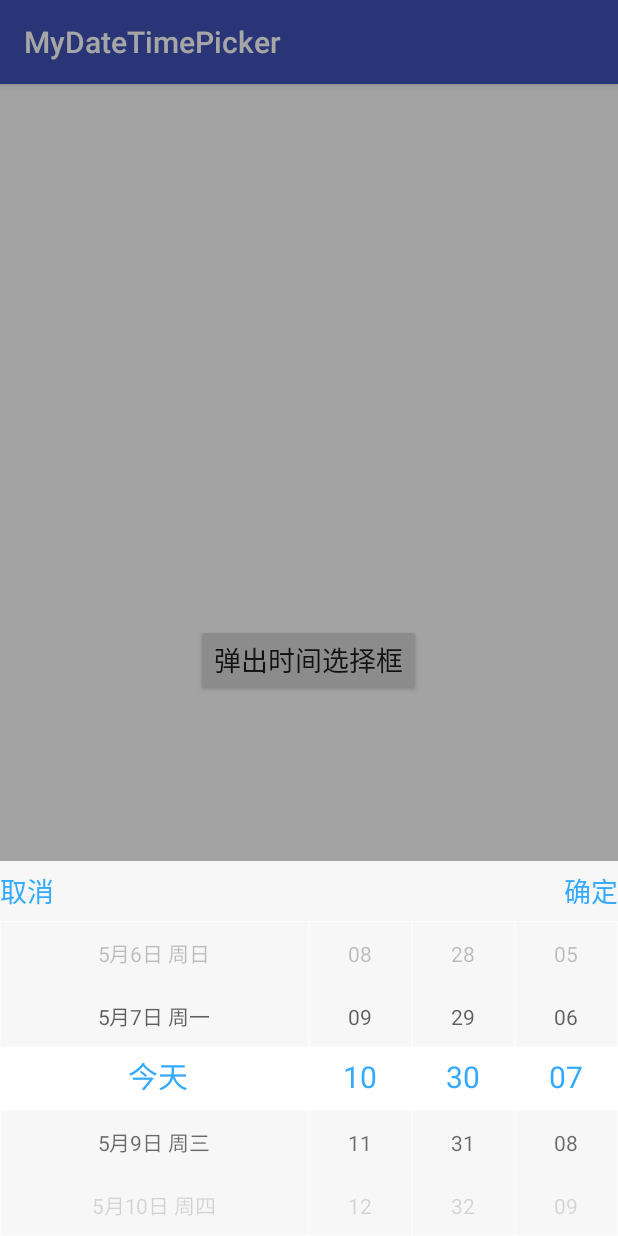
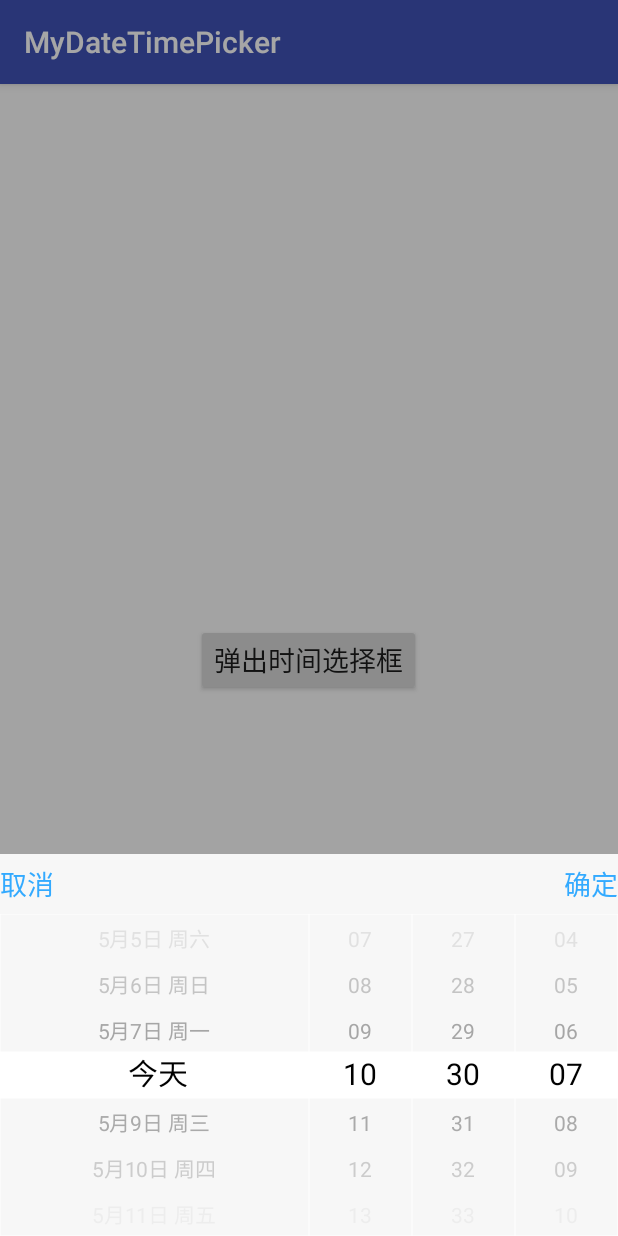
Before and after one commit to Winggggg/DateTimePickerDemo, an Android app: the screen it shows after launch (MainActivity), after a tap on "弹出时间选择框", on a phone screen of 412 x 824 dp. Run offline under Robolectric (Android 15) with nearby library versions, the phone set to English and light mode, and no system bars.

Commit message:
修改控件样式颜色和item显示个数

```diff
--- a/MyDateTimePicker/src/main/java/com/gosuncn/mydatetimepicker/view/DateTimePicker.java
+++ b/MyDateTimePicker/src/main/java/com/gosuncn/mydatetimepicker/view/DateTimePicker.java
@@ -55,12 +55,12 @@ public class DateTimePicker extends LinearLayout implements MonthDayAndWeekPicke
                 getResources().getDimensionPixelSize(R.dimen.WheelItemTextSize));
 
         int textColor = a.getColor(R.styleable.DateTimePicker_itemTextColor,
-                Color.BLACK);
+                Color.GRAY);
         boolean isTextGradual = a.getBoolean(R.styleable.DateTimePicker_textGradual, true);
 
         boolean isCyclic = a.getBoolean(R.styleable.DateTimePicker_wheelCyclic, false);
 
-        int halfVisibleItemCount = a.getInteger(R.styleable.DateTimePicker_halfVisibleItemCount, 2);
+        int halfVisibleItemCount = a.getInteger(R.styleable.DateTimePicker_halfVisibleItemCount, 3);
 
         int selectedItemTextColor = a.getColor(R.styleable.DateTimePicker_selectedTextColor,
                 getResources().getColor(R.color.com_ycuwq_datepicker_selectedTextColor));
--- a/MyDateTimePicker/src/main/java/com/gosuncn/mydatetimepicker/view/WheelPicker.java
+++ b/MyDateTimePicker/src/main/java/com/gosuncn/mydatetimepicker/view/WheelPicker.java
@@ -308,12 +308,13 @@ public class WheelPicker<T> extends View {
 		mTextSize = a.getDimensionPixelSize(R.styleable.WheelPicker_itemTextSize,
 				getResources().getDimensionPixelSize(R.dimen.WheelItemTextSize));
 		mTextColor = a.getColor(R.styleable.WheelPicker_itemTextColor,
-				Color.BLACK);
+				Color.GRAY);
 		mIsTextGradual = a.getBoolean(R.styleable.WheelPicker_textGradual, true);
 		mIsCyclic = a.getBoolean(R.styleable.WheelPicker_wheelCyclic, false);
 		mHalfVisibleItemCount = a.getInteger(R.styleable.WheelPicker_halfVisibleItemCount, 2);
 		mItemMaximumWidthText = a.getString(R.styleable.WheelPicker_itemMaximumWidthText);
-		mSelectedItemTextColor = a.getColor(R.styleable.WheelPicker_selectedTextColor, Color.parseColor("#33aaff"));
+		mSelectedItemTextColor = a.getColor(R.styleable.WheelPicker_selectedTextColor,
+				getResources().getColor(R.color.com_ycuwq_wheelpicker_selectedTextColor));
         mSelectedItemTextSize = a.getDimensionPixelSize(R.styleable.WheelPicker_selectedTextSize,
                 getResources().getDimensionPixelSize(R.dimen.WheelSelectedItemTextSize));
         mCurrentPosition = a.getInteger(R.styleable.WheelPicker_currentItemPosition, 0);
--- a/MyDateTimePicker/src/main/res/values/colors.xml
+++ b/MyDateTimePicker/src/main/res/values/colors.xml
@@ -5,7 +5,9 @@
     <color name="colorAccent">#FF4081</color>
 
 
-    <color name="com_ycuwq_datepicker_selectedTextColor">#33aaff</color>
+    <color name="com_ycuwq_wheelpicker_selectedTextColor">#000000</color>
+    <!--<color name="com_ycuwq_datepicker_selectedTextColor">#33aaff</color>-->
+    <color name="com_ycuwq_datepicker_selectedTextColor">#000000</color>
     <!--<color name="com_ycuwq_datepicker_divider">#cccccc</color>-->
     <color name="com_ycuwq_datepicker_divider">#ffffff</color>
 
--- a/MyDateTimePicker/src/main/res/values/dimens.xml
+++ b/MyDateTimePicker/src/main/res/values/dimens.xml
@@ -5,6 +5,6 @@
     <dimen name="WheelItemSpace">12dp</dimen>
     <dimen name="WheelIndicatorSize">2dp</dimen>
     <dimen name="WheelMargins">8dp</dimen>
-    <dimen name="WheelItemHeightSpace">16dp</dimen>
+    <dimen name="WheelItemHeightSpace">5dp</dimen>
     <dimen name="WheelItemWidthSpace">32dp</dimen>
 </resources>
--- a/build.gradle
+++ b/build.gradle
@@ -7,7 +7,7 @@ buildscript {
         jcenter()
     }
     dependencies {
-        classpath 'com.android.tools.build:gradle:3.0.1'
+        classpath 'com.android.tools.build:gradle:3.1.0'
 
 
         // NOTE: Do not place your application dependencies here; they belong
```
Also changed, not shown: gradle/wrapper/gradle-wrapper.properties.
